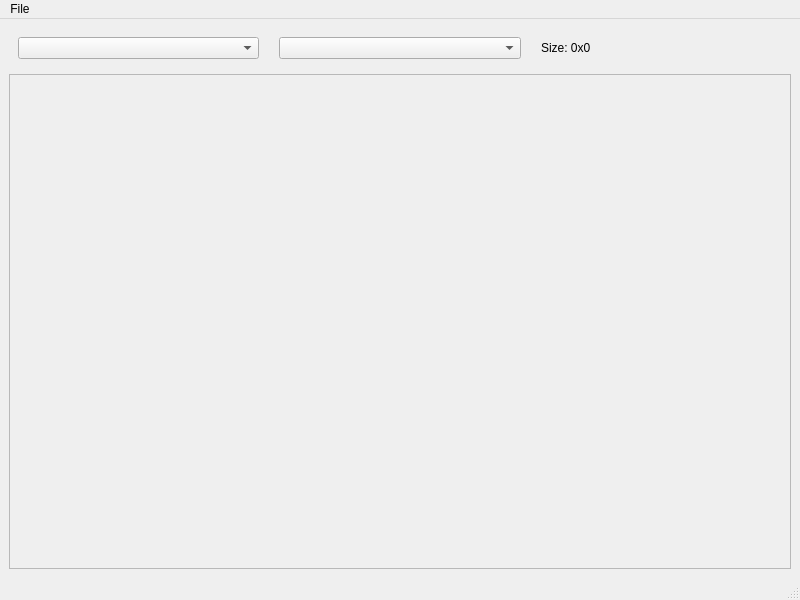
Before: the Qt Designer form ImagesPyramid/mainwindow.ui in ilyao2/ImagesPyramid, drawn with Qt 5.
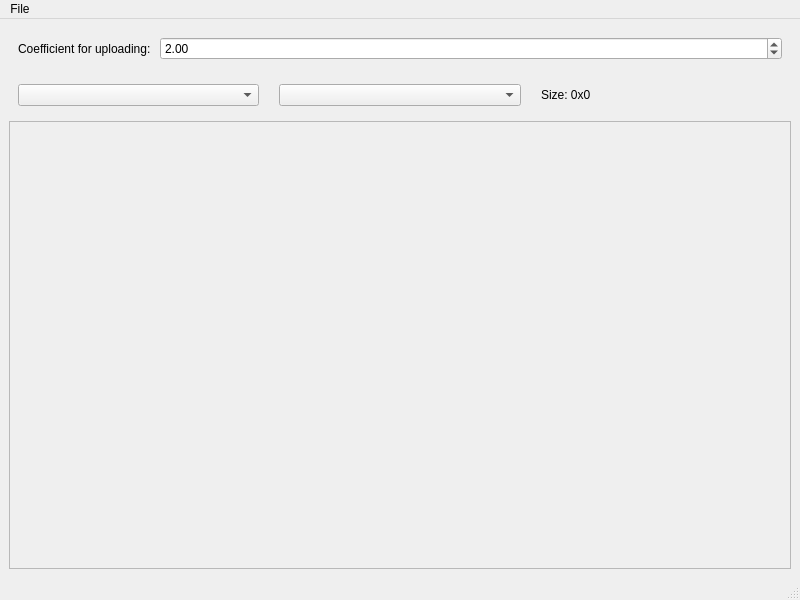
After: the same form once the commit is applied.

Commit message: DoubleSpinBox for coefficient changing, Pyramid.K fix(int -> float)

What changed in the file:
```diff
--- a/ImagesPyramid/mainwindow.ui
+++ b/ImagesPyramid/mainwindow.ui
@@ -15,6 +15,41 @@
   </property>
   <widget class="QWidget" name="centralwidget">
    <layout class="QVBoxLayout" name="verticalLayout">
+    <item>
+     <widget class="QWidget" name="horizontalWidget2" native="true">
+      <property name="sizePolicy">
+       <sizepolicy hsizetype="Preferred" vsizetype="Preferred">
+        <horstretch>0</horstretch>
+        <verstretch>0</verstretch>
+       </sizepolicy>
+      </property>
+      <layout class="QHBoxLayout" name="horizontalLayout_2">
+       <item>
+        <widget class="QLabel" name="coeffLabel">
+         <property name="text">
+          <string>Coefficient for uploading: </string>
+         </property>
+        </widget>
+       </item>
+       <item>
+        <widget class="QDoubleSpinBox" name="coeffSpinBox">
+         <property name="sizePolicy">
+          <sizepolicy hsizetype="Expanding" vsizetype="Fixed">
+           <horstretch>0</horstretch>
+           <verstretch>0</verstretch>
+          </sizepolicy>
+         </property>
+         <property name="minimum">
+          <double>1.100000000000000</double>
+         </property>
+         <property name="value">
+          <double>2.000000000000000</double>
+         </property>
+        </widget>
+       </item>
+      </layout>
+     </widget>
+    </item>
     <item>
      <widget class="QWidget" name="horizontalWidget" native="true">
       <property name="sizePolicy">
@@ -54,7 +89,7 @@
          <x>0</x>
          <y>0</y>
          <width>780</width>
-         <height>491</height>
+         <height>460</height>
         </rect>
        </property>
        <layout class="QVBoxLayout" name="verticalLayout_2">
```
Left out of the diff: 5 changed lines with no effect on the pictures. The commit also changes 4 other files.
